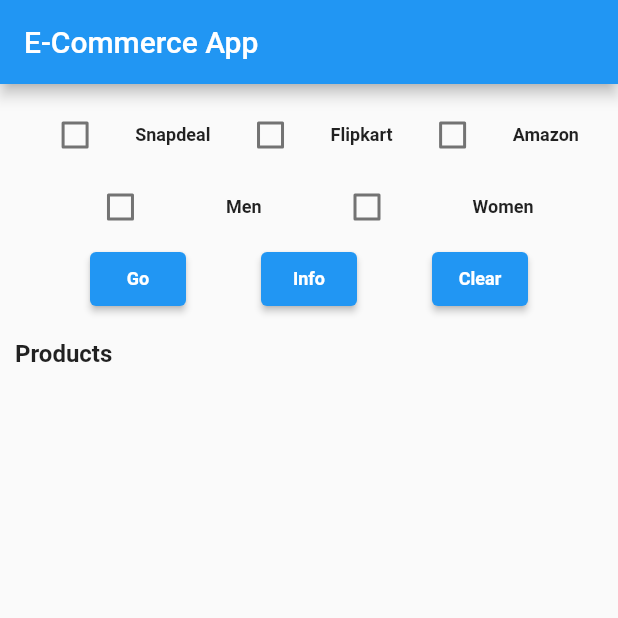
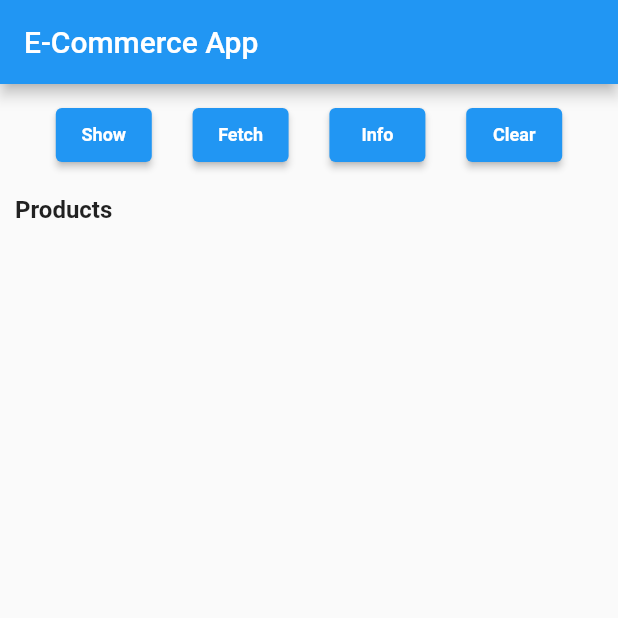
Before and after one commit to omp217/BMP, a Flutter app: the screen it shows after launch, on a phone screen of 412 x 824 dp, the top half of it. Run offline on Flutter 3.47's test engine with Material 2 defaults, Android fonts, the light colour scheme and no system bars; our stand-ins replace connectivity_plus, sqflite; accounts and stored records are empty.

Commit message:
modified app2

```diff
--- a/app2/lib/main.dart
+++ b/app2/lib/main.dart
@@ -8,7 +8,6 @@
 void main() {
   runApp(const MyApp());
 }
-
 
 class MyApp extends StatelessWidget {
   const MyApp({super.key});
@@ -58,7 +57,6 @@
       'discount': discount,
     };
   }
-
 }
 
 class DatabaseHelper {
@@ -83,7 +81,6 @@
   }
 
   Future<void> _createDatabase(Database db, int version) async {
-    // Create your table here, using the Product data model
     await db.execute('''
       CREATE TABLE product (
         id TEXT PRIMARY KEY,
@@ -97,57 +94,47 @@
     ''');
   }
 
-  //create insert function
   Future<int> insert(Product product) async {
     Database db = await instance.database;
     return await db.insert('product', product.toMap());
   }
-
-
 }
 
 class _MyHomePageState extends State<MyHomePage> {
-  bool model = false;
-  bool snapdeal = false;
-  bool flipkart = false;
-  bool amazon = false;
-  bool men = false;
-  bool women = false;
-  bool isLoading = false; // New variable to track loading state
+  bool isLoading = false;
+  List<Product> products = [];
 
+  void clearData() {
+    setState(() {
+      products.clear();
+    });
+    DatabaseHelper.instance.database.then((db) {
+      db.delete('product');
+    });
+  }
 
-  List<Product> products = [];
-  Duration? timeTakenV;
-  int? bytesReceivedV;
-  DateTime? requestTimestamp;
-  int? MVVM_length;
+  Future<void> fetchData() async {
 
-
-  Future<void> fetchDataV() async {
-    String url = 'https://ecommerce-v1-api.onrender.com/';
-
-    requestTimestamp = DateTime.now();
+    final Connectivity _connectivity = Connectivity();
+    final ConnectivityResult connectivityResult =
+        await _connectivity.checkConnectivity();
+    if (connectivityResult == ConnectivityResult.none) {
+      ScaffoldMessenger.of(this.context).showSnackBar(
+        const SnackBar(
+          content: Text('No Internet Connection'),
+        ),
+      );
+      return;
+    }
+    clearData();
+    String url = 'https://ecommerce-v1-api.onrender.com/app2';
     final response = await http.get(Uri.parse(url));
-
-    bytesReceivedV = response.contentLength;
-
     if (response.statusCode == 200) {
       final jsonData = json.decode(response.body);
+      List<dynamic> results = [];
 
-      List<dynamic> results = [];
       results = jsonData
           .map((product) {
-            double rating = (5.0 * product['five_star'] +
-                    4.0 * product['four_star'] +
-                    3.0 * product['three_star'] +
-                    2.0 * product['two_star'] +
-                    1.0 * product['one_star']) /
-                (product['five_star'] +
-                    product['four_star'] +
-                    product['three_star'] +
-                    product['two_star'] +
-                    product['one_star']);
-            product['rating'] = rating.toStringAsFixed(1);
             return product;
           })
           .toList();
@@ -164,107 +151,20 @@
         );
         await DatabaseHelper.instance.insert(product);
       }
-
-      print('Data added to db');
+      setState(() {
+        isLoading = false;
+      });
     }
   }
 
+  Future<List<Product>> getProducts() async {
+    if (products.isNotEmpty) {
+      return products;
+    }
+    Database db = await DatabaseHelper.instance.database;
+    List<Map<String, dynamic>> productsFromDB = await db.query('product');
 
-void _showInfoPopup(BuildContext context) {
-  showDialog(
-    context: context,
-    builder: (BuildContext context) {
-      return AlertDialog(
-        title: const Text('Information'),
-        content: Column(
-          mainAxisSize: MainAxisSize.min, // Adjust as needed
-          crossAxisAlignment: CrossAxisAlignment.start, // Adjust as needed
-          children: <Widget>[
-            Text('Total number of products in the database:' + MVVM_length.toString() + '.'),
-            Text('Total number of attributes in each product:' + '11' + '.'),
-            Text('Number of attribute displayed in the app:' + '6' + '.'),
-            Text('Total number of products received from MVVM model' + ' : ' + MVVM_length.toString() + '.'),
-            Text('Display Method: sorted with ascending price of the product.'),
-            // Add more rows and columns as needed
-          ],
-        ),
-        actions: <Widget>[
-          TextButton(
-            onPressed: () {
-              Navigator.of(context).pop();
-            },
-            child: const Text('OK'),
-          ),
-        ],
-      );
-    },
-  );
-}
-
-  void clearData() {
-    setState(() {
-      snapdeal = false;
-      flipkart = false;
-      amazon = false;
-      men = false;
-      women = false;
-      products.clear();
-      timeTakenV = null;
-      bytesReceivedV = null;
-    });
-    //clear the database
-    DatabaseHelper.instance.database.then((db) {
-      db.delete('product');
-    });
-  }
-
-Future<void> fetchData() async {
-  setState(() {
-    isLoading = true; // Show loading indicator
-  });
-
-  final connectivityResult = await (Connectivity().checkConnectivity());
-
-  if (connectivityResult == ConnectivityResult.none) {
-    setState(() {
-      isLoading = false; // Hide loading indicator
-    });
-    showDialog(
-      context: this.context,
-      builder: ( context) {
-        return AlertDialog(
-          title: const Text('Error'),
-          content: const Text('No internet connection available.'),
-          actions: <Widget>[
-            TextButton(
-              onPressed: () {
-                Navigator.of(context).pop();
-              },
-              child: const Text('OK'),
-            ),
-          ],
-        );
-      },
-    );
-    return;
-  }
-
-  await fetchDataV();
-  setState(() {
-    isLoading = false; // Hide loading indicator
-  });
-}
-
-//create a function to get data from database
-Future<List<Product>> getProducts() async {
-  Database db = await DatabaseHelper.instance.database;
-  List<Map<String, dynamic>> products = await db.query('product');
-      List<Product> results = [];
-      List<String> categoryarray = [];
-      List<String> platformarray = [];
-
-      //convert products to product array list
-      List<Product> productsList = products.map((product) {
+    List<Product> results = productsFromDB.map((product) {
       return Product(
         id: product['id'],
         title: product['title'],
@@ -276,31 +176,9 @@
       );
     }).toList();
 
-      if (men) categoryarray.add("Men");
-      if (women) categoryarray.add("Women");
-
-      if (categoryarray.isEmpty) {
-        categoryarray.add("Men");
-        categoryarray.add("Women");
-      }
-      if (amazon) platformarray.add("Amazon");
-      if (flipkart) platformarray.add("Flipkart");
-      if (snapdeal) platformarray.add("Snapdeal");
-
-      if (platformarray.isEmpty) {
-        platformarray.add("Amazon");
-        platformarray.add("Flipkart");
-        platformarray.add("Snapdeal");
-      }
-      for (var i = 0; i < productsList.length; i++) {
-        if (categoryarray.contains(productsList[i].category) &&
-            platformarray.contains(productsList[i].platform)) {
-          results.add(productsList[i]);
-        }
-      }
-      results.sort((a, b) =>
-          (a.price as Comparable).compareTo(b.price));
-
+    setState(() {
+      products = results;
+    });
     return results;
   }
 
@@ -316,100 +194,38 @@
           child: Column(
             crossAxisAlignment: CrossAxisAlignment.start,
             children: [
-              Row(
-                mainAxisAlignment: MainAxisAlignment.spaceEvenly,
-                children: [
-                  Checkbox(
-                    value: snapdeal,
-                    onChanged: (newValue) {
-                      setState(() {
-                        snapdeal = newValue!;
-                      });
-                    },
-                  ),
-                  const Text(
-                    'Snapdeal',
-                    style:
-                        TextStyle(fontSize: 12, fontWeight: FontWeight.bold),
-                  ),
-                  Checkbox(
-                    value: flipkart,
-                    onChanged: (newValue) {
-                      setState(() {
-                        flipkart = newValue!;
-                      });
-                    },
-                  ),
-                  const Text(
-                    'Flipkart',
-                    style:
-                        TextStyle(fontSize: 12, fontWeight: FontWeight.bold),
-                  ),
-                  Checkbox(
-                    value: amazon,
-                    onChanged: (newValue) {
-                      setState(() {
-                        amazon = newValue!;
-                      });
-                    },
-                  ),
-                  const Text(
-                    'Amazon',
-                    style:
-                        TextStyle(fontSize: 12, fontWeight: FontWeight.bold),
-                  ),
-                ],
-              ),
-              Row(
-                mainAxisAlignment: MainAxisAlignment.spaceEvenly,
-                children: [
-                  Checkbox(
-                    value: men,
-                    onChanged: (newValue) {
-                      setState(() {
-                        men = newValue!;
-                      });
-                    },
-                  ),
-                  const Text(
-                    'Men',
-                    style:
-                        TextStyle(fontSize: 12, fontWeight: FontWeight.bold),
-                  ),
-                  Checkbox(
-                    value: women,
-                    onChanged: (newValue) {
-                      setState(() {
-                        women = newValue!;
-                      });
-                    },
-                  ),
-                  const Text(
-                    'Women',
-                    style:
-                        TextStyle(fontSize: 12, fontWeight: FontWeight.bold),
-                  ),
-                ],
-              ),
               Column(
                 mainAxisAlignment: MainAxisAlignment.spaceEvenly,
                 children: [
                   Row(
                     mainAxisAlignment: MainAxisAlignment.spaceEvenly,
-                  children:[
+                    children: [
                       ElevatedButton(
                         onPressed: () {
-                      fetchData();
+                          getProducts();
                         },
                         child: const Text(
-                      'Go',
-                      style:
-                          TextStyle(fontSize: 12, fontWeight: FontWeight.bold),
+                          'Show',
+                          style: TextStyle(
+                              fontSize: 12, fontWeight: FontWeight.bold),
                         ),
                       ),
                       ElevatedButton(
                         onPressed: () {
-                      _showInfoPopup(context); // Open information popup
+                          setState(() {
+                            isLoading = true;
+                          });
+                          fetchData();
+                        },
+                        child: const Text(
+                          'Fetch',
+                          style: TextStyle(
+                              fontSize: 12, fontWeight: FontWeight.bold),
+                        ),
+                      ),
+                      ElevatedButton(
+                        onPressed: () {
+                          _showInfoPopup(context);
                         },
                         child: const Text(
                           'Info',
@@ -420,7 +236,7 @@
                         ),
                       ),
                       ElevatedButton(
-                    onPressed: clearData, // Call the clearData function
+                        onPressed: clearData,
                         child: const Text(
                           'Clear',
                           style: TextStyle(
@@ -429,13 +245,12 @@
                           ),
                         ),
                       ),
-
                     ],
                   ),
                 ],
               ),
               const Padding(
-                padding: EdgeInsets.only(top: 16.0), // Add padding on top
+                padding: EdgeInsets.only(top: 16.0),
                 child: Text(
                   'Products',
                   style: TextStyle(
@@ -444,28 +259,17 @@
                   ),
                 ),
               ),
-              // Show loading indicator
-               isLoading ? // Show loading indicator
-                    const Center(child: CircularProgressIndicator(),)
-                :
+              isLoading
+                  ? const Center(child: CircularProgressIndicator())
+                  : Column(
+                      children: [
+                        if (products.isNotEmpty)
                           Column(
-                children: [
-                  FutureBuilder<List<Product>>(
-                    future: getProducts(),
-                    builder: (context, snapshot) {
-                      if (snapshot.hasData) {
-                        return Column(
-                          children: snapshot.data!.map((product) {
+                            children: products.map((product) {
                               return ProductCard(
                                 product: product,
                               );
                             }).toList(),
-                        );
-                      } else if (snapshot.hasError) {
-                        return Text('${snapshot.error}');
-                      }
-                      return const Center(child: CircularProgressIndicator());
-                    },
                           ),
                       ],
                     ),
@@ -473,6 +277,34 @@
           ),
         ),
       ),
+    );
+  }
+
+  void _showInfoPopup(BuildContext context) {
+    showDialog(
+      context: context,
+      builder: (BuildContext context) {
+        return AlertDialog(
+          title: const Text('Information'),
+          content: const Column(
+            mainAxisSize: MainAxisSize.min,
+            crossAxisAlignment: CrossAxisAlignment.start,
+            children: <Widget>[
+              Text('Total number of attributes in each product:11.'),
+              Text('Number of attributes displayed in the app:6.'),
+              Text('Display Method: sorted with ascending price of the product.'),
+            ],
+          ),
+          actions: <Widget>[
+            TextButton(
+              onPressed: () {
+                Navigator.of(context).pop();
+              },
+              child: const Text('OK'),
+            ),
+          ],
+        );
+      },
     );
   }
 }
```
Lines whose indentation alone changed are shown as unchanged.
